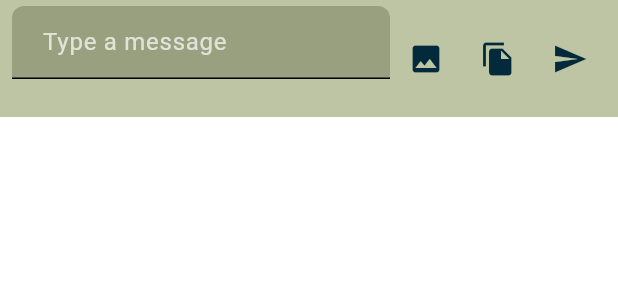
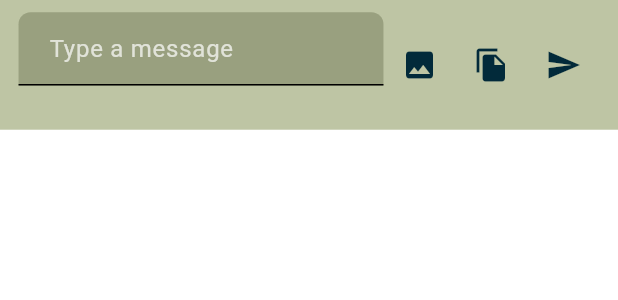
Before and after one commit to Kipung/campusmate, a Flutter app: the ChatscrTextbar widget shown alone on an empty page, opened directly, on a phone screen of 412 x 824 dp. Shown: the top 300 px of the screen. Run offline on Flutter 3.47's test engine with Material 3 defaults, Android fonts, the phone set to English and light mode, and no system bars; our stand-ins replace cloud_firestore, firebase_auth, firebase_core, firebase_storage, flutter_riverpod, flutter_secure_storage and 6 more; accounts and stored records are empty; generated files the repository leaves out were written again.

Commit message:
fixed the chatscreen error

```diff
--- a/lib/screens/general/chat_screen.dart
+++ b/lib/screens/general/chat_screen.dart
@@ -19,8 +19,7 @@ class _ChatScreenState extends State<ChatScreen> {
       ),
       body: Column(
         children: [
-          Container(
-            height: MediaQuery.of(context).size.height * 0.8,
+          Expanded(
             child: Container(
               color: const Color(0xFFF1EAD8),
               // This is where chat messages would be displayed
--- a/lib/widgets/general/chatscr_textbar.dart
+++ b/lib/widgets/general/chatscr_textbar.dart
@@ -6,7 +6,10 @@ class ChatscrTextbar extends StatelessWidget {
   @override
   Widget build(BuildContext context) {
     return Container(
-      padding: const EdgeInsets.symmetric(horizontal: 8.0, vertical: 4.0),
+      padding: EdgeInsets.symmetric(
+        horizontal: MediaQuery.of(context).size.width * 0.03,
+        vertical: MediaQuery.of(context).size.height * 0.01,
+      ),
       color: Color(int.parse('0xFFBEC5A4')),
       child: Row(
         children: [
```
